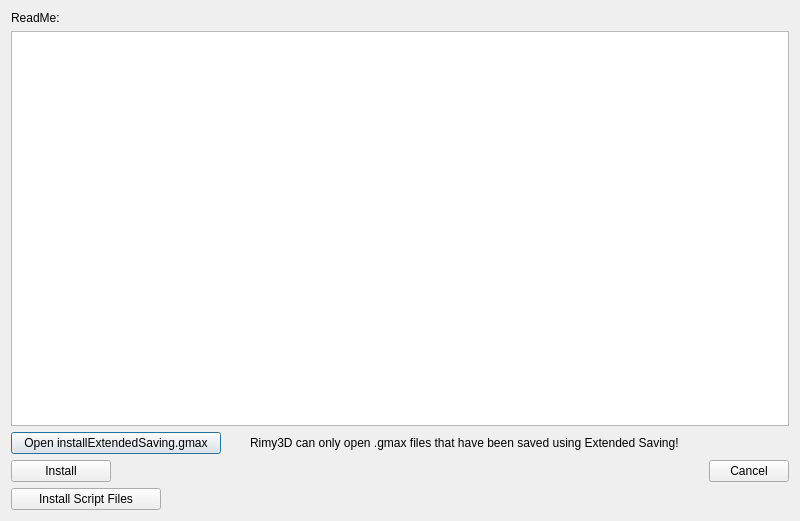
Qt form Rimy3D/source/pluginsdialog.ui (Baltram/rmtools) before a commit.
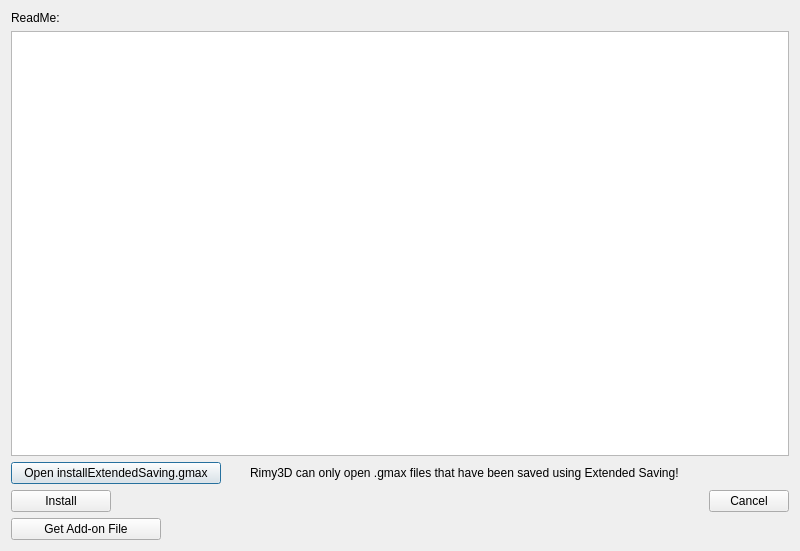
The same form after that commit.

Patch:
```diff
--- a/Rimy3D/source/pluginsdialog.ui
+++ b/Rimy3D/source/pluginsdialog.ui
@@ -7,7 +7,7 @@
     <x>0</x>
     <y>0</y>
     <width>800</width>
-    <height>521</height>
+    <height>551</height>
    </rect>
   </property>
   <property name="minimumSize">
@@ -177,7 +177,7 @@
              </size>
             </property>
             <property name="text">
-             <string>Install Script Files</string>
+             <string>Get Add-on File</string>
             </property>
            </widget>
           </item>
```
Left out of the diff: 33 changed lines with no effect on the pictures.
